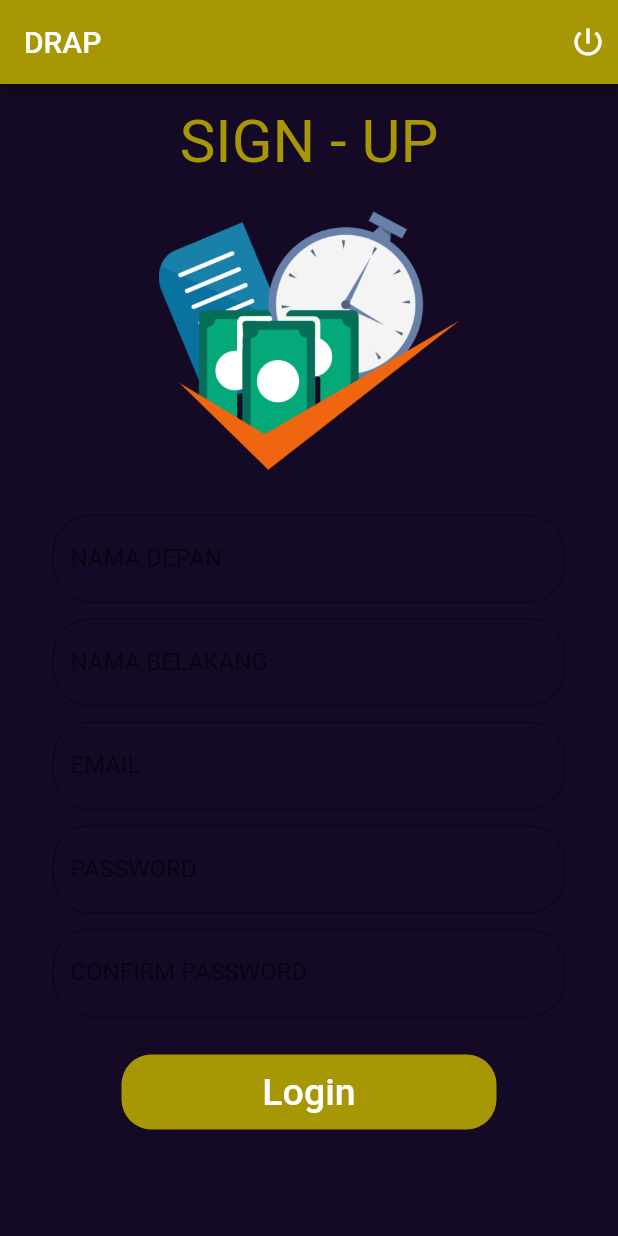
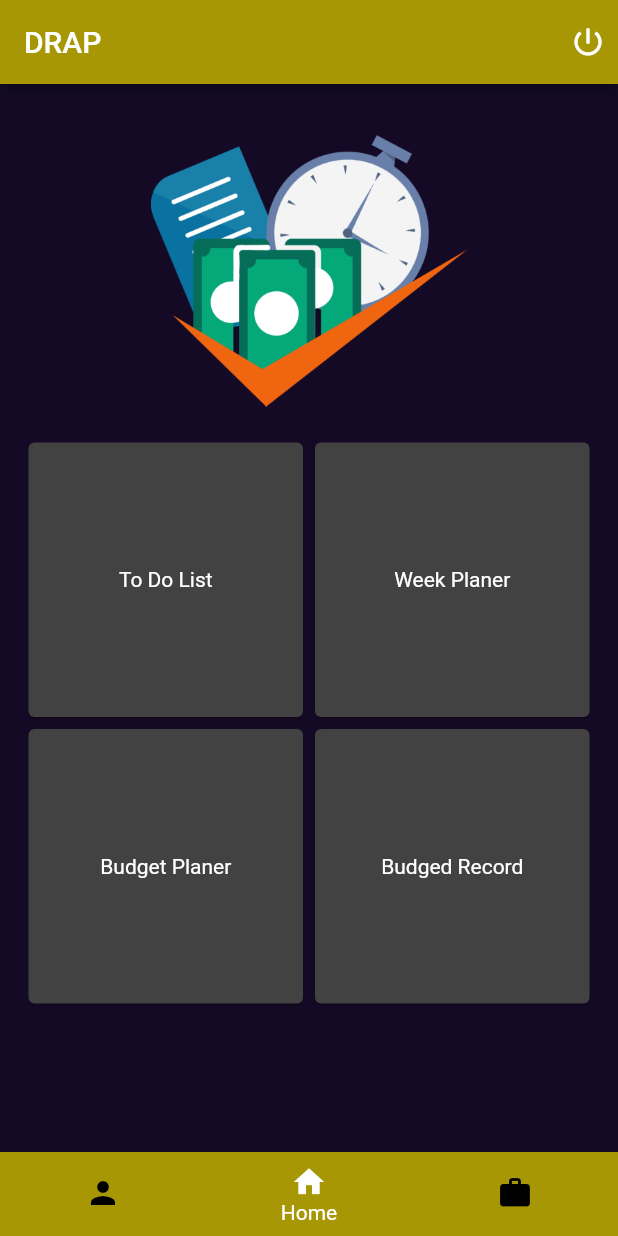
Before and after one commit to cookieats/drap, a Flutter app: the screen it shows after launch, on a phone screen of 412 x 824 dp. Run offline on Flutter 3.47's test engine with Material 2 defaults, Android fonts, the phone set to English and light mode, and no system bars.

Commit message:
2 Frame Done, and Fix some text color

```diff
--- a/lib/main.dart
+++ b/lib/main.dart
@@ -1,4 +1,6 @@
 import 'package:drap/pages/login.dart';
+import 'package:drap/pages/menu.dart';
+import 'package:drap/pages/quadran.dart';
 import 'package:drap/pages/sign_in.dart';
 import 'package:drap/pages/welcome.dart';
 import 'package:flutter/material.dart';
@@ -16,10 +18,7 @@ class MyApp extends StatelessWidget {
     return MaterialApp(
       debugShowCheckedModeBanner: false,
       title: 'DRAP',
-      theme: ThemeData(
-
-        primarySwatch: Colors.blue,
-      ),
+      theme: ThemeData.dark(),
       home: const MyHomePage(title: 'DRAP'),
     );
   }
@@ -28,7 +27,6 @@ class MyApp extends StatelessWidget {
 class MyHomePage extends StatefulWidget {
   const MyHomePage({Key? key, required this.title}) : super(key: key);
 
-
   final String title;
 
   @override
@@ -36,24 +34,53 @@ class MyHomePage extends StatefulWidget {
 }
 
 class _MyHomePageState extends State<MyHomePage> {
+  int _selectedNavbar = 1;
+
+  void _changeSelectedNavBar(int index) {
+    setState(() {
+      _selectedNavbar = index;
+    });
+  }
+
+  static final List<Widget> _pages = <Widget>[
+    const Login(),
+    const Menu(),
+    Quadran(),
+  ];
 
   @override
   Widget build(BuildContext context) {
-
     return Scaffold(
       appBar: AppBar(
         backgroundColor: const Color.fromARGB(255, 167, 151, 4),
         title: Text(widget.title),
         actions: const [
-          ButtonBar(children: [
-            Icon(Icons.power_settings_new)
-          ],)
+          ButtonBar(
+            children: [Icon(Icons.power_settings_new)],
+          )
         ],
+      ),
+      bottomNavigationBar: BottomNavigationBar(
+        items: const <BottomNavigationBarItem>[
+          BottomNavigationBarItem(icon: Icon(Icons.person), label: 'Acount'),
+          BottomNavigationBarItem(icon: Icon(Icons.home), label: 'Home'),
+          BottomNavigationBarItem(icon: Icon(Icons.work), label: 'Work'),
+        ],
+        type: BottomNavigationBarType.fixed,
+        currentIndex: _selectedNavbar,
+        backgroundColor: const Color.fromARGB(255, 167, 151, 4),
+        selectedItemColor: Colors.white,
+        unselectedItemColor: Colors.black,
+        showUnselectedLabels: false,
+        onTap: _changeSelectedNavBar,
       ),
       backgroundColor: const Color.fromARGB(255, 20, 10, 38),
       body: Container(
         padding: const EdgeInsets.all(15),
-        child: const Sign_in(),
+        child: IndexedStack(
+          index: _selectedNavbar,
+          children: _pages,
+        ),
       ),
     );
   }
--- a/lib/pages/menu.dart
+++ b/lib/pages/menu.dart
@@ -0,0 +1,53 @@
+import 'package:flutter/material.dart';
+
+class Menu extends StatelessWidget {
+  const Menu({Key? key}) : super(key: key);
+
+  @override
+  Widget build(BuildContext context) {
+    return ListView(
+      children: [
+        Container(
+          child: Image.asset(
+            "asset/icon.png",
+            height: 200,
+            width: 200,
+          ),
+          margin: EdgeInsets.only(bottom: 20),
+        ),
+        Container(
+          height: 500,
+          child: GridView.count(
+            crossAxisCount: 2,
+            children: [
+              Card(
+                child: Container(
+                  alignment: Alignment.center,
+                  child: Text("To Do List"),
+                ),
+              ),
+              Card(
+                child: Container(
+                  alignment: Alignment.center,
+                  child: Text("Week Planer"),
+                ),
+              ),
+              Card(
+                child: Container(
+                  alignment: Alignment.center,
+                  child: Text("Budget Planer"),
+                ),
+              ),
+              Card(
+                child: Container(
+                  alignment: Alignment.center,
+                  child: Text("Budged Record"),
+                ),
+              )
+            ],
+          ),
+        )
+      ],
+    );
+  }
+}
--- a/lib/pages/sign_in.dart
+++ b/lib/pages/sign_in.dart
@@ -3,23 +3,26 @@
 import 'package:flutter/material.dart';
 
 class Sign_in extends StatelessWidget {
-  const Sign_in({ Key? key }) : super(key: key);
-  _changeText(){
-
-  }
+  const Sign_in({Key? key}) : super(key: key);
+  _changeText() {}
   @override
   Widget build(BuildContext context) {
-    return Column(
+    return ListView(
       children: [
         Container(
           alignment: Alignment.bottomCenter,
           child: Text(
-            "SIGN - UP", style: TextStyle(color: Color.fromARGB(255, 167, 151, 4), fontSize: 40),
+            "SIGN - UP",
+            style: TextStyle(
+                color: Color.fromARGB(255, 167, 151, 4), fontSize: 40),
           ),
         ),
-
         Container(
-          child: Image.asset("asset/icon.png", height: 200, width: 200,),
+          child: Image.asset(
+            "asset/icon.png",
+            height: 200,
+            width: 200,
+          ),
           margin: EdgeInsets.only(bottom: 20),
         ),
         Container(
@@ -28,11 +31,9 @@ class Sign_in extends StatelessWidget {
             //padding: const EdgeInsets.only(left:15.0,right: 15.0,top:0,bottom: 0),
             padding: EdgeInsets.symmetric(horizontal: 15),
             child: TextField(
-
               decoration: InputDecoration(
                   border: OutlineInputBorder(
-                        borderRadius: BorderRadius.all(Radius.circular(25.0))
-                      ),
+                      borderRadius: BorderRadius.all(Radius.circular(25.0))),
                   labelText: 'NAMA DEPAN',
                   hintText: 'NAMA DEPAN'),
             ),
@@ -46,8 +47,7 @@ class Sign_in extends StatelessWidget {
             child: TextField(
               decoration: InputDecoration(
                   border: OutlineInputBorder(
-                        borderRadius: BorderRadius.all(Radius.circular(25.0))
-                      ),
+                      borderRadius: BorderRadius.all(Radius.circular(25.0))),
                   labelText: 'NAMA BELAKANG',
                   hintText: 'NAMA BELAKANG'),
             ),
@@ -61,8 +61,7 @@ class Sign_in extends StatelessWidget {
             child: TextField(
               decoration: InputDecoration(
                   border: OutlineInputBorder(
-                        borderRadius: BorderRadius.all(Radius.circular(25.0))
-                      ),
+                      borderRadius: BorderRadius.all(Radius.circular(25.0))),
                   labelText: 'EMAIL',
                   hintText: 'EMAIL'),
             ),
@@ -76,8 +75,7 @@ class Sign_in extends StatelessWidget {
             child: TextField(
               decoration: InputDecoration(
                   border: OutlineInputBorder(
-                        borderRadius: BorderRadius.all(Radius.circular(25.0))
-                      ),
+                      borderRadius: BorderRadius.all(Radius.circular(25.0))),
                   labelText: 'PASSWORD',
                   hintText: 'PASSWORD'),
             ),
@@ -91,8 +89,7 @@ class Sign_in extends StatelessWidget {
             child: TextField(
               decoration: InputDecoration(
                   border: OutlineInputBorder(
-                        borderRadius: BorderRadius.all(Radius.circular(25.0))
-                      ),
+                      borderRadius: BorderRadius.all(Radius.circular(25.0))),
                   labelText: 'CONFIRM PASSWORD',
                   hintText: 'CONFIRM PASSWORD'),
             ),
@@ -103,19 +100,14 @@ class Sign_in extends StatelessWidget {
             height: 50,
             width: 250,
             decoration: BoxDecoration(
-                  color: Color.fromARGB(255, 167, 151, 4), borderRadius: BorderRadius.circular(20)),
+                color: Color.fromARGB(255, 167, 151, 4),
+                borderRadius: BorderRadius.circular(20)),
             child: FlatButton(
                 child: Text(
                   'Login',
                   style: TextStyle(color: Colors.white, fontSize: 25),
                 ),
-                onPressed: () {}
-
-              )
-            ),
-
-
-
+                onPressed: () {})),
       ],
     );
   }
```
Also changed, not shown: lib/pages/login.dart (+15 -21 lines), lib/pages/quadran.dart (+78 -0 lines), lib/pages/welcome.dart (+29 -11 lines). Lines whose indentation alone changed are shown as unchanged.
